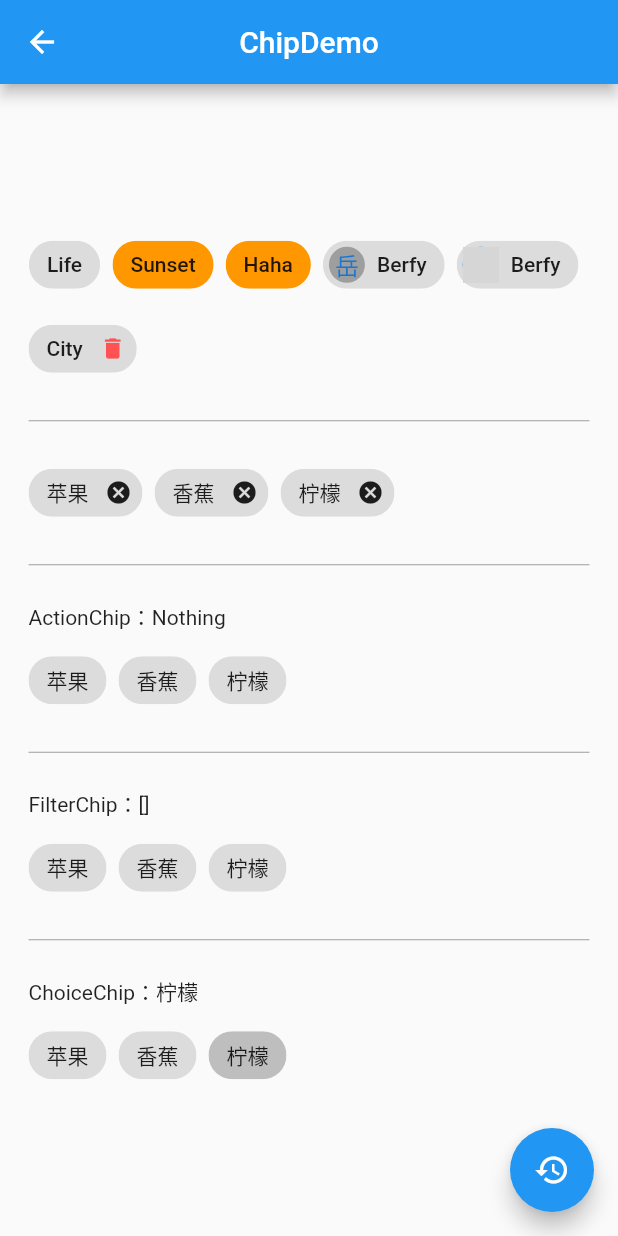
After one commit to Berfy/flutter_demo, a Flutter app: the screen it shows after launch, after a tap on "ChipDemo", on a phone screen of 412 x 824 dp. The commit adds this screen. Run offline on Flutter 3.47's test engine with Material 2 defaults, Android fonts, the phone set to English and light mode, and no system bars; network calls fail; grey boxes are pictures that could not be loaded.

Commit message:
mdc学习

```diff
--- /dev/null
+++ b/lib/demo/chip_demo.dart
@@ -0,0 +1,178 @@
+import 'package:flutter/material.dart';
+
+class ChipDemo extends StatefulWidget {
+  @override
+  _ChipDemoState createState() => _ChipDemoState();
+}
+
+class _ChipDemoState extends State<ChipDemo> {
+  List<String> _tags = [
+    '苹果',
+    '香蕉',
+    '柠檬',
+  ];
+
+  String _action = "Nothing";
+
+  List<String> _selected = [];
+
+  String _choice = '柠檬';
+
+  @override
+  Widget build(BuildContext context) {
+    return Scaffold(
+      appBar: AppBar(
+        centerTitle: true,
+        title: Text('ChipDemo'),
+      ),
+      body: Container(
+        padding: EdgeInsets.all(19),
+        child: Column(
+          mainAxisAlignment: MainAxisAlignment.center,
+          children: <Widget>[
+            Wrap(
+              spacing: 8,
+              runSpacing: 8,
+              children: <Widget>[
+                Chip(
+                  label: Text('Life'),
+                ),
+                Chip(
+                  label: Text('Sunset'),
+                  backgroundColor: Colors.orange,
+                ),
+                Chip(
+                  label: Text('Haha'),
+                  backgroundColor: Colors.orange,
+                ),
+                Chip(
+                  label: Text('Berfy'),
+                  avatar: CircleAvatar(
+                    backgroundColor: Colors.grey,
+                    child: Text('岳'),
+                  ),
+                ),
+                Chip(
+                  label: Text('Berfy'),
+                  avatar: CircleAvatar(
+                    backgroundImage: NetworkImage(
+                        'https://s3.cn-north-1.amazonaws.com.cn/lclogo/edbbec12-729c-4c0a-9f4b-aaa6fe6afcc5_180x180.png'),
+                    child: Text('岳'),
+                  ),
+                ),
+                Chip(
+                  label: Text('City'),
+                  onDeleted: () {},
+                  deleteIcon: Icon(Icons.delete),
+                  deleteIconColor: Colors.redAccent,
+                  deleteButtonTooltipMessage: '删除标记吗',
+                ),
+                Divider(
+                  color: Colors.grey,
+                  height: 32,
+                ),
+                Wrap(
+                  spacing: 8,
+                  children: _tags.map((tag) {
+                    return Chip(
+                      label: Text(tag),
+                      onDeleted: () {
+                        setState(() {
+                          _tags.remove(tag);
+                        });
+                      },
+                    );
+                  }).toList(),
+                ),
+                Divider(
+                  color: Colors.grey,
+                  height: 32,
+                ),
+                Container(
+                  width: double.infinity,
+                  child: Text('ActionChip：$_action'),
+                ),
+                Wrap(
+                  spacing: 8,
+                  children: _tags.map((tag) {
+                    return ActionChip(
+                      label: Text(tag),
+                      onPressed: () {
+                        setState(() {
+                          _action = tag;
+                        });
+                      },
+                    );
+                  }).toList(),
+                ),
+                Divider(
+                  color: Colors.grey,
+                  height: 32,
+                ),
+                Container(
+                  width: double.infinity,
+                  child: Text('FilterChip：${_selected.toString()}'),
+                ),
+                Wrap(
+                  spacing: 8,
+                  children: _tags.map((tag) {
+                    return FilterChip(
+                      label: Text(tag),
+                      selected: _selected.contains(tag),
+                      onSelected: (value) {
+                        setState(() {
+                          if (_selected.contains(tag)) {
+                            _selected.remove(tag);
+                          } else {
+                            _selected.add(tag);
+                          }
+                        });
+                      },
+                    );
+                  }).toList(),
+                ),
+                Divider(
+                  color: Colors.grey,
+                  height: 32,
+                ),
+                Container(
+                  width: double.infinity,
+                  child: Text('ChoiceChip：${_choice}'),
+                ),
+                Wrap(
+                  spacing: 8,
+                  children: _tags.map((tag) {
+                    return ChoiceChip(
+                      label: Text(tag),
+                      selected: _choice == tag,
+                      onSelected: (value) {
+                        setState(() {
+                          _choice = tag;
+                        });
+                      },
+                    );
+                  }).toList(),
+                ),
+              ],
+            )
+          ],
+        ),
+      ),
+      floatingActionButton: FloatingActionButton(
+          child: Icon(Icons.restore),
+          onPressed: () {
+            setState(() {
+              _tags = [
+                '苹果',
+                '香蕉',
+                '柠檬',
+              ];
+
+              _selected = [];
+
+              _choice = "柠檬";
+            });
+          }),
+    );
+  }
+}
--- a/lib/demo/material_components.dart
+++ b/lib/demo/material_components.dart
@@ -11,6 +11,11 @@ import './datetime_demo.dart';
 import 'package:myapp/demo/dialog/simple_dialog_demo.dart';
 import 'package:myapp/demo/dialog/alert_dialog_demo.dart';
 import 'package:myapp/demo/dialog/bottom_sheet_demo.dart';
+import 'package:myapp/demo/snack_bar_demo.dart';
+import 'package:myapp/demo/expansion_panel_demo.dart';
+import 'package:myapp/demo/chip_demo.dart';
+import 'package:myapp/demo/data_table_demo.dart';
+import 'package:myapp/demo/paginated_data-table_demo.dart';
 
 class MaterialComponents extends StatelessWidget {
   @override
@@ -23,6 +28,26 @@ class MaterialComponents extends StatelessWidget {
       ),
       body: ListView(
         children: <Widget>[
+          ListItem(
+            title: 'PaginatedDataTableDemo',
+            page: PaginatedDataTableDemo(),
+          ),
+          ListItem(
+            title: 'DataTableDemo',
+            page: DataTableDemo(),
+          ),
+          ListItem(
+            title: 'ChipDemo',
+            page: ChipDemo(),
+          ),
+          ListItem(
+            title: 'ExpansionPanelDemo',
+            page: ExpansionPanelDemo(),
+          ),
+          ListItem(
+            title: 'SnackBarDemo',
+            page: SnackBarDemo(),
+          ),
           ListItem(
             title: 'BottomSheetDemo',
             page: BottomSheetDemo(),
```
Also changed, not shown: lib/demo/data_table_demo.dart (added, +111 -0 lines), lib/demo/expansion_panel_demo.dart (added, +93 -0 lines), lib/demo/paginated_data-table_demo.dart (added, +94 -0 lines), lib/demo/snack_bar_demo.dart (added, +47 -0 lines), lib/model/post.dart (+31 -25 lines).
